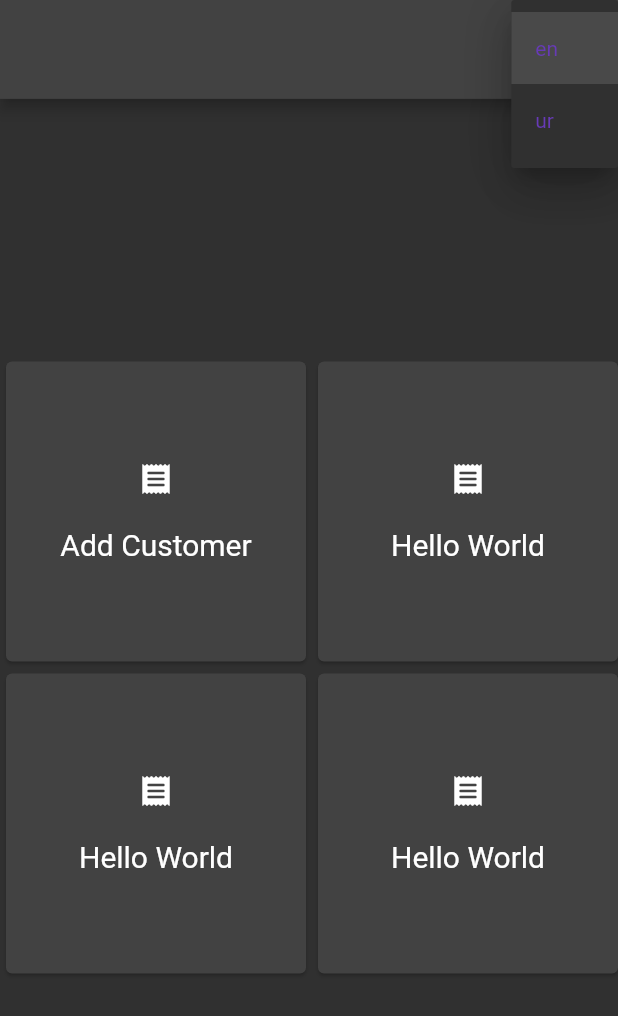
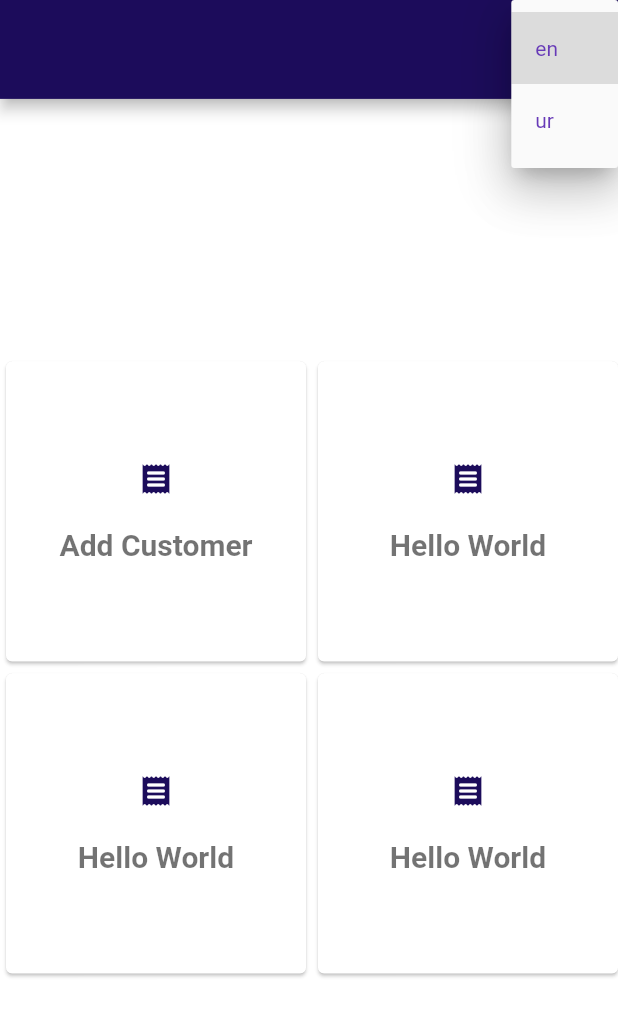
Before and after one commit to saad0259/store_management, a Flutter app: the screen it shows after launch, after a tap on "en", on a phone screen of 412 x 824 dp. Shown: the top 1016 px of the screen. Run offline on Flutter 3.47's test engine with Material 2 defaults, Android fonts, the phone set to English and light mode, and no system bars; our stand-ins replace connectivity_plus, flutter_mobx, get_it, image_picker, mobx, string_validator; generated files the repository leaves out were written again.

Commit message:
customer create/delete, minor theming

```diff
--- a/lib/main.dart
+++ b/lib/main.dart
@@ -8,6 +8,8 @@
 import 'l10n/l10n.dart';
 import 'service_locator.dart';
 import 'stores/locale_store.dart';
+import 'theme/dark_theme.dart';
+import 'theme/light_theme.dart';
 import 'view/home/home_screen.dart';
 
 void main() async {
@@ -27,10 +29,12 @@
     return Observer(builder: (_) {
       return MaterialApp(
         debugShowCheckedModeBanner: false,
-        theme: ThemeData(
-          primarySwatch: Colors.blue,
-          brightness: Brightness.dark,
-        ),
+        // theme: ThemeData(
+        //   primarySwatch: Colors.blue,
+        //   brightness: Brightness.dark,
+        // ),
+        // theme: darkTheme(context),
+        theme: lightTheme(context),
         supportedLocales: L10n().all,
         locale: localeStore.locale,
         localizationsDelegates: const [
--- a/lib/service_locator.dart
+++ b/lib/service_locator.dart
@@ -1,11 +1,19 @@
 import 'package:get_it/get_it.dart';
 
 import 'l10n/l10n.dart';
+import 'stores/customer_store.dart';
 import 'stores/locale_store.dart';
+import 'utils/custom_alerts.dart';
+import 'utils/function_response.dart';
 
 final getIt = GetIt.instance;
 
 Future<void> setupLocator() async {
   getIt.registerLazySingleton(() => L10n());
+  //Custom Utils
+  getIt.registerFactory(() => CustomAlerts());
+  getIt.registerFactory(() => FunctionResponse());
+  //Stores
   getIt.registerLazySingleton(() => LocaleStore());
+  getIt.registerLazySingleton(() => CustomerStore());
 }
--- /dev/null
+++ b/lib/theme/dark_theme.dart
@@ -0,0 +1,45 @@
+import 'package:flutter/material.dart';
+import 'my_app_colors.dart';
+import 'text_theme.dart';
+import 'input_theme.dart';
+import 'button_theme.dart';
+
+AppColors _appColors = AppColors();
+
+Color primaryColor = _appColors.primaryColorDark;
+Color accentColor = _appColors.accentColorDark;
+Color primaryTextColor = _appColors.primaryTextColorDark;
+Color primaryTextColorLight = _appColors.primaryTextColor2Dark;
+Color errorColor = _appColors.errorColorDark;
+
+CustomButtonTheme _buttonTheme = CustomButtonTheme(
+  primaryColor: primaryColor,
+  accentColor: accentColor,
+  primaryTextColor: primaryTextColor,
+  primaryTextColorLight: primaryTextColorLight,
+);
+CustomInputTheme _inputTheme = CustomInputTheme(
+  primaryColor: primaryColor,
+  accentColor: accentColor,
+  primaryTextColor: primaryTextColor,
+  primaryTextColorLight: primaryTextColorLight,
+);
+
+ThemeData darkTheme(BuildContext context) => ThemeData(
+      colorScheme: const ColorScheme.dark()
+          .copyWith(primary: primaryColor, secondary: accentColor),
+      primaryColor: primaryColor,
+      errorColor: errorColor,
+      brightness: Brightness.dark,
+      primaryColorLight: Colors.blue.shade900,
+      cardColor: accentColor,
+      scaffoldBackgroundColor: Colors.black87,
+      fontFamily: 'Ubuntu',
+      textTheme:
+          ThemeData.dark().textTheme.merge(customTextTheme(primaryTextColor)),
+      iconTheme: const IconThemeData(color: Colors.blue),
+      textButtonTheme: _buttonTheme.textButtonThemeData(),
+      buttonTheme: _buttonTheme.buttonTheme(),
+      elevatedButtonTheme: _buttonTheme.elevatedButtonThemeData(),
+      inputDecorationTheme: _inputTheme.customInputTheme(),
+    );
--- /dev/null
+++ b/lib/theme/light_theme.dart
@@ -0,0 +1,45 @@
+import 'package:flutter/material.dart';
+import 'my_app_colors.dart';
+import 'text_theme.dart';
+import 'input_theme.dart';
+import 'button_theme.dart';
+
+AppColors _appColors = AppColors();
+
+Color primaryColor = _appColors.primaryColorLight;
+Color accentColor = _appColors.accentColorLight;
+Color primaryTextColor = _appColors.primaryTextColorLight;
+Color primaryTextColor2 = _appColors.primaryTextColor2Light;
+Color errorColor = _appColors.errorColorLight;
+
+CustomButtonTheme _buttonTheme = CustomButtonTheme(
+  primaryColor: primaryColor,
+  accentColor: accentColor,
+  primaryTextColor: primaryTextColor,
+  primaryTextColorLight: _appColors.primaryTextColorLight,
+);
+CustomInputTheme _inputTheme = CustomInputTheme(
+  primaryColor: primaryColor,
+  accentColor: accentColor,
+  primaryTextColor: primaryTextColor,
+  primaryTextColorLight: _appColors.primaryTextColorLight,
+);
+
+ThemeData lightTheme(BuildContext context) => ThemeData(
+      colorScheme: const ColorScheme.light().copyWith(
+          primary: primaryColor, secondary: accentColor, error: errorColor),
+      primaryColor: primaryColor,
+      errorColor: errorColor,
+      brightness: Brightness.light,
+      primaryColorLight: Colors.blue.shade100,
+      cardColor: accentColor,
+      scaffoldBackgroundColor: Colors.white.withAlpha(250),
+      fontFamily: 'Ubuntu',
+      textTheme:
+          ThemeData.light().textTheme.merge(customTextTheme(primaryTextColor)),
+      iconTheme: IconThemeData(color: primaryColor),
+      textButtonTheme: _buttonTheme.textButtonThemeData(),
+      buttonTheme: _buttonTheme.buttonTheme(),
+      elevatedButtonTheme: _buttonTheme.elevatedButtonThemeData(),
+      inputDecorationTheme: _inputTheme.customInputTheme(),
+    );
--- /dev/null
+++ b/lib/theme/text_theme.dart
@@ -0,0 +1,43 @@
+import 'package:flutter/material.dart';
+
+TextTheme customTextTheme(Color primaryTextColor) {
+  return TextTheme(
+    bodyText1: TextStyle(
+      color: primaryTextColor.withAlpha(150),
+      // fontSize: 10,
+      fontWeight: FontWeight.bold,
+    ),
+    bodyText2: TextStyle(
+      color: primaryTextColor.withAlpha(150),
+      // fontSize: 10,
+      fontWeight: FontWeight.bold,
+    ),
+    headline6: TextStyle(
+      // fontSize: 12,
+      color: primaryTextColor,
+    ),
+    headline5: TextStyle(
+      // fontSize: 14,
+      color: primaryTextColor,
+    ),
+    headline4: TextStyle(
+      // fontSize: 16,
+      color: primaryTextColor,
+    ),
+    headline3: TextStyle(
+      // fontSize: 18,
+      color: primaryTextColor,
+      fontWeight: FontWeight.w900,
+    ),
+    headline2: TextStyle(
+      // fontSize: 24,
+      color: primaryTextColor,
+      fontWeight: FontWeight.w900,
+    ),
+    headline1: TextStyle(
+      // fontSize: 28,
+      color: primaryTextColor,
+      fontWeight: FontWeight.w900,
+    ),
+  );
+}
```
Also changed, not shown: lib/customer/add_customer.dart (+138 -30 lines), lib/l10n/app_en.arb (+6 -1 lines), lib/l10n/app_ur.arb (+9 -1 lines), lib/models/customer.dart (added, +22 -0 lines), lib/stores/customer_store.dart (added, +37 -0 lines), lib/stores/locale_store.dart (+0 -7 lines), lib/theme/button_theme.dart (added, +48 -0 lines), lib/theme/input_theme.dart (added, +36 -0 lines), lib/theme/my_app_colors.dart (added, +22 -0 lines), lib/utils/reusable_widgets.dart (added, +19 -0 lines), lib/stores/customer_store.g.dart (added), lib/stores/locale_store.g.dart.
